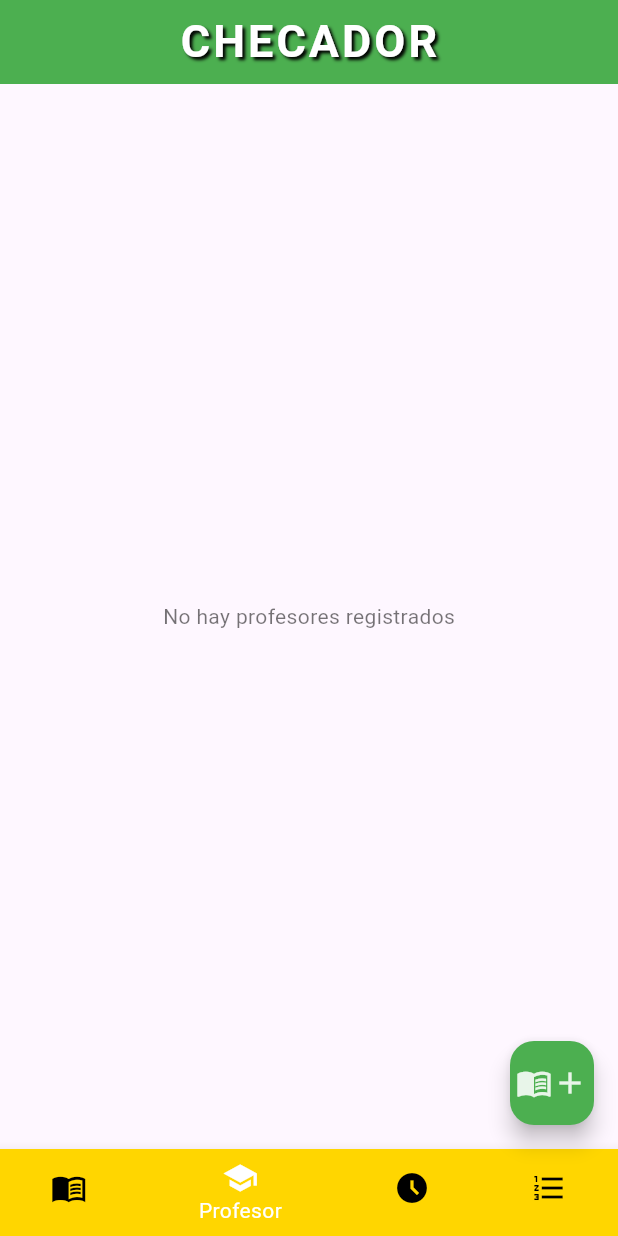
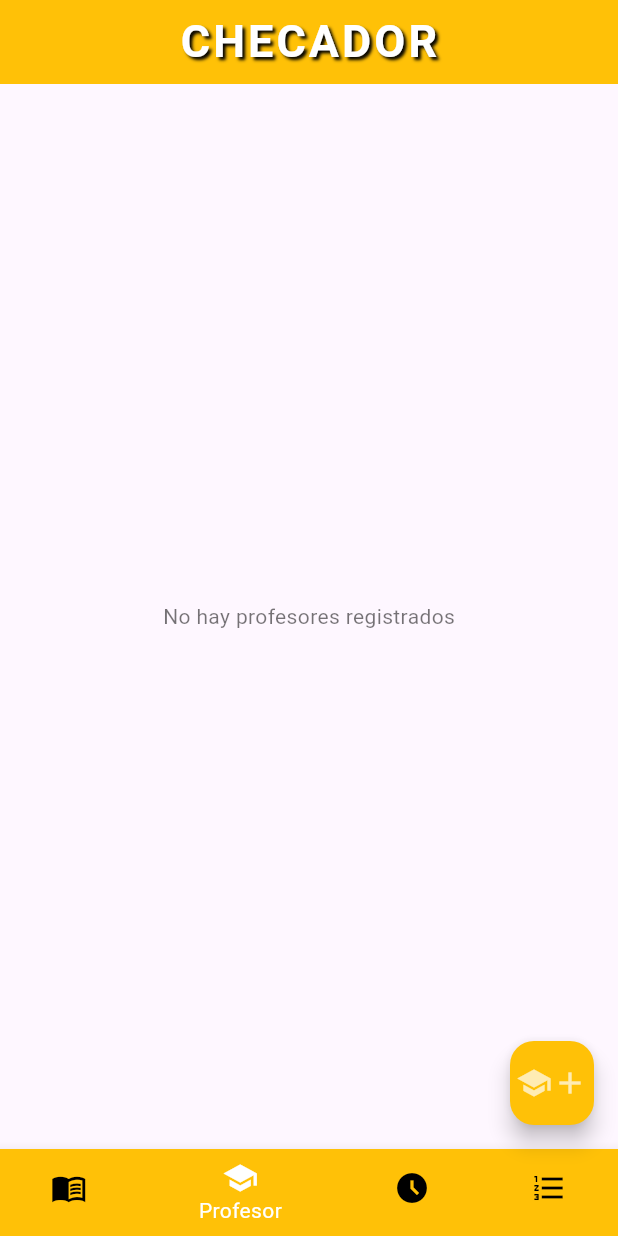
Before and after one commit to JOAGOC/dam_u3_practica1_checador_asistencia, a Flutter app: the screen it shows after launch, item 2 of the bottom bar chosen, on a phone screen of 412 x 824 dp. Run offline on Flutter 3.47's test engine with Material 3 defaults, Android fonts, the phone set to English and light mode, and no system bars; our stand-ins replace sqflite; accounts and stored records are empty; Roboto replaces fonts that are missing (Montserrat).

Commit message:
- [X] Hacer el menú de navegación - [-] Adaptar el Floating Action Button a los distintos menus. - [X] Hacer el dart de la base de datos (Corregido) - [-] Hacer los manejadores de datos de cada entidad - [-] Hacer la GUI de los CRUD de materia - Detalles Retocados - [X] Programar los CRUDS de materia - [X] Hacer la GUI de los CRUD de profesor - [X] Programar los CRUDS de profesor - [-] Hacer la GUI de los CRUD de Horario   - [] Consultar detalles del horario   - [] Modificar horario - [-] Programar los CRUDS de Horario   - [] Revisar los CRUDS de Horario - [] Hacer la GUI de los CRUD de Asistencia - [] Programar los CRUDS de Asistencia - [] Retocar el diseño

```diff
--- a/lib/main.dart
+++ b/lib/main.dart
@@ -30,6 +30,21 @@ class MyAppState extends State<MyApp> {
   List<Profesor> profesor = [];
   List<HorarioConsultado> horario = [];
 
+  // BottomNavigator
+  static const List<MaterialColor> colores = [
+    Colors.green,
+    Colors.amber,
+    Colors.red,
+    Colors.blue,
+  ];
+  static List<IconData> iconos = [
+    Icons.menu_book_sharp,
+    Icons.school,
+    Icons.access_time_filled,
+    Icons.format_list_numbered
+  ];
+  // BottomNavigator
+
   @override
   void initState() {
     // TODO: implement initState
@@ -61,27 +76,27 @@ class MyAppState extends State<MyApp> {
           ),
         ),
         centerTitle: true,
-        backgroundColor: Colors.green,
+        backgroundColor: colores[_indice],
       ),
       body: dinamico(),
       bottomNavigationBar: BottomNavigationBar(
         items: [
           BottomNavigationBarItem(
-              icon: Icon(Icons.menu_book_sharp),
+              icon: Icon(iconos[0]),
               label: "Materia",
-              backgroundColor: Colors.green),
+              backgroundColor: colores[0]),
           BottomNavigationBarItem(
-              icon: Icon(Icons.school),
+              icon: Icon(iconos[1]),
               label: "Profesor",
-              backgroundColor: Colors.yellowAccent.shade700),
+              backgroundColor: colores[1]),
           BottomNavigationBarItem(
-              icon: Icon(Icons.access_time_filled),
+              icon: Icon(iconos[2]),
               label: "Horario",
-              backgroundColor: Colors.red),
+              backgroundColor: colores[2]),
           BottomNavigationBarItem(
-              icon: Icon(Icons.format_list_numbered),
+              icon: Icon(iconos[3]),
               label: "Asistencia",
-              backgroundColor: Colors.blue),
+              backgroundColor: colores[3]),
         ],
         currentIndex: _indice,
         onTap: (index) {
@@ -93,7 +108,7 @@ class MyAppState extends State<MyApp> {
         selectedItemColor: Colors.white,
       ),
       floatingActionButton: FloatingActionButton(
-          backgroundColor: Colors.green,
+          backgroundColor: colores[_indice],
           onPressed: () {
             switch (_indice) {
               case 0:
@@ -106,10 +121,10 @@ class MyAppState extends State<MyApp> {
           },
           child: Row(
             children: [
-              Icon(Icons.menu_book, color: Colors.green.shade50),
+              Icon(iconos[_indice],color: colores[_indice].shade100,),
               Icon(
                 Icons.add,
-                color: Colors.green.shade50,
+                color: colores[_indice].shade100,
               )
             ],
             mainAxisAlignment: MainAxisAlignment.center,
```
Also changed, not shown: lib/GUI/GUIHorario.dart (+45 -12 lines), 1 other file.
